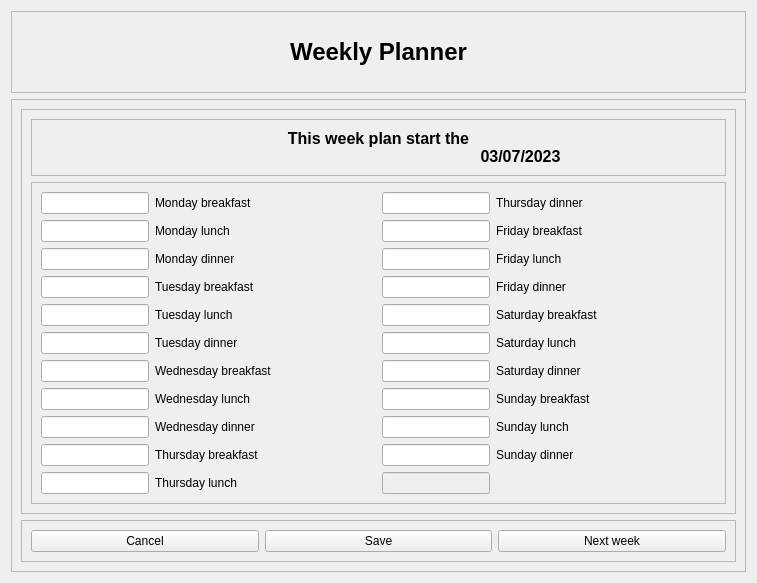
First picture: the form in src/forms/WeeklyPlannerWidget.ui, repository fabiolorenzi/food_organizer_frontend, before the edit.
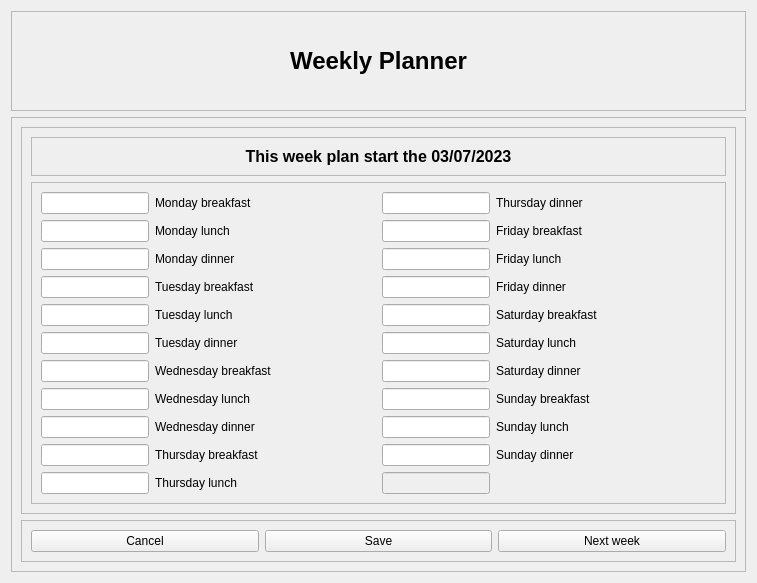
Second picture: the form after the edit.

Commit message: fixed ui in weekly planner widget

```diff
--- a/src/forms/WeeklyPlannerWidget.ui
+++ b/src/forms/WeeklyPlannerWidget.ui
@@ -83,8 +83,7 @@
                                                             </font>
                                                         </property>
                                                         <property name="text">
-                                                            <string>This week plan start the
-                                                                03/07/2023</string>
+                                                            <string>This week plan start the 03/07/2023</string>
                                                         </property>
                                                         <property name="alignment">
                                                             <set>Qt::AlignCenter</set>
```
The commit also changes 1 other file.
